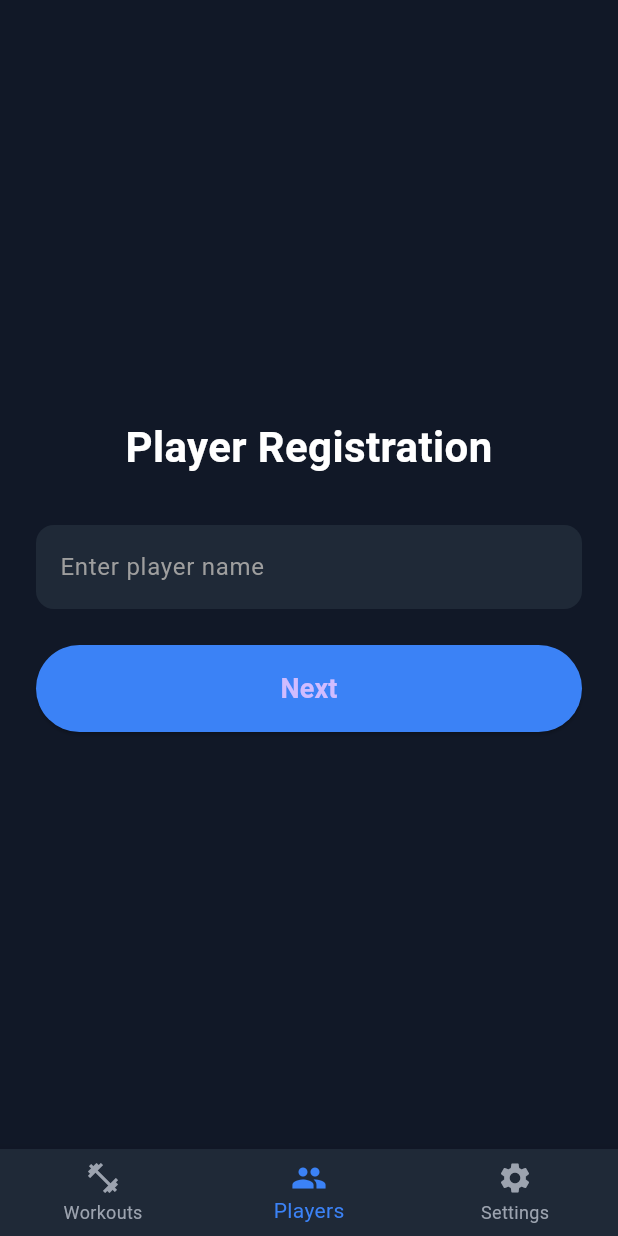
After one commit to ben-danzig/flutter_bball_app, a Flutter app: the screen it shows after launch, item 2 of the bottom bar chosen, after a tap on "Next", on a phone screen of 412 x 824 dp. The commit adds this screen. Run offline on Flutter 3.47's test engine with Material 3 defaults, Android fonts, the phone set to English and light mode, and no system bars; our stand-ins replace fl_chart, flutter_tts, numberpicker.

Commit message:
New navBar item -> player registration. Page does nothing, but has name box with submit

```diff
--- a/lib/screens/home_screen.dart
+++ b/lib/screens/home_screen.dart
@@ -1,6 +1,7 @@
 import 'package:flutter/material.dart';
 import 'package:flutter_bball_app/screens/library/workout_library_screen.dart';
 import 'package:flutter_bball_app/screens/settings/settings_screen.dart';
+import 'package:flutter_bball_app/screens/players/players_screen.dart';
 
 class HomeScreen extends StatefulWidget {
   const HomeScreen({super.key});
@@ -12,8 +13,9 @@ class HomeScreen extends StatefulWidget {
 class _HomeScreenState extends State<HomeScreen> {
   int _selectedIndex = 0;
 
-  static const List<Widget> _screens = <Widget>[
+  static List<Widget> _screens = <Widget>[
     WorkoutLibraryScreen(),
+    PlayersScreen(),
     SettingsScreen(),
   ];
 
@@ -40,6 +42,10 @@ class _HomeScreenState extends State<HomeScreen> {
             label: 'Workouts',
           ),
           BottomNavigationBarItem(
+            icon: Icon(Icons.people),
+            label: 'Players',
+          ),
+          BottomNavigationBarItem(
             icon: Icon(Icons.settings),
             label: 'Settings',
           ),
--- /dev/null
+++ b/lib/screens/players/players_screen.dart
@@ -0,0 +1,84 @@
+import 'package:flutter/material.dart';
+
+class PlayersScreen extends StatefulWidget {
+  @override
+  _PlayersScreenState createState() => _PlayersScreenState();
+}
+
+class _PlayersScreenState extends State<PlayersScreen> {
+  final TextEditingController _nameController = TextEditingController();
+
+  @override
+  void dispose() {
+    _nameController.dispose();
+    super.dispose();
+  }
+
+  void _onNext() {
+    final name = _nameController.text.trim();
+    if (name.isNotEmpty) {
+      // For now, just show a snackbar. You can add navigation or saving logic here.
+      ScaffoldMessenger.of(context).showSnackBar(
+        SnackBar(content: Text('Registered player: $name')),
+      );
+      _nameController.clear();
+    }
+  }
+
+  @override
+  Widget build(BuildContext context) {
+    return Scaffold(
+      backgroundColor: const Color(0xFF111827),
+      body: SafeArea(
+        child: Padding(
+          padding: const EdgeInsets.all(24.0),
+          child: Column(
+            mainAxisAlignment: MainAxisAlignment.center,
+            crossAxisAlignment: CrossAxisAlignment.stretch,
+            children: [
+              const Text(
+                'Player Registration',
+                style: TextStyle(
+                  color: Colors.white,
+                  fontSize: 28,
+                  fontWeight: FontWeight.bold,
+                ),
+                textAlign: TextAlign.center,
+              ),
+              const SizedBox(height: 32),
+              TextField(
+                controller: _nameController,
+                style: const TextStyle(color: Colors.white),
+                decoration: InputDecoration(
+                  hintText: 'Enter player name',
+                  hintStyle: const TextStyle(color: Colors.grey),
+                  filled: true,
+                  fillColor: const Color(0xFF1f2937),
+                  border: OutlineInputBorder(
+                    borderRadius: BorderRadius.circular(12),
+                    borderSide: BorderSide.none,
+                  ),
+                ),
+              ),
+              const SizedBox(height: 24),
+              ElevatedButton(
+                style: ElevatedButton.styleFrom(
+                  backgroundColor: const Color(0xFF3B82F6),
+                  padding: const EdgeInsets.symmetric(vertical: 16.0),
+                  shape: RoundedRectangleBorder(
+                    borderRadius: BorderRadius.circular(30.0),
+                  ),
+                ),
+                onPressed: _onNext,
+                child: const Text(
+                  'Next',
+                  style: TextStyle(fontSize: 18, fontWeight: FontWeight.bold),
+                ),
+              ),
+            ],
+          ),
+        ),
+      ),
+    );
+  }
+}
```
